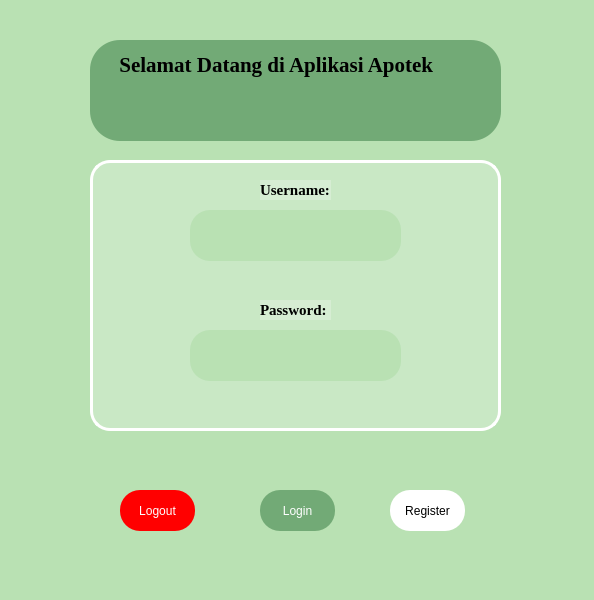
The window that Login.ui (RN-1986/Aplikasi-apotek) describes before a commit, drawn with Qt 5.
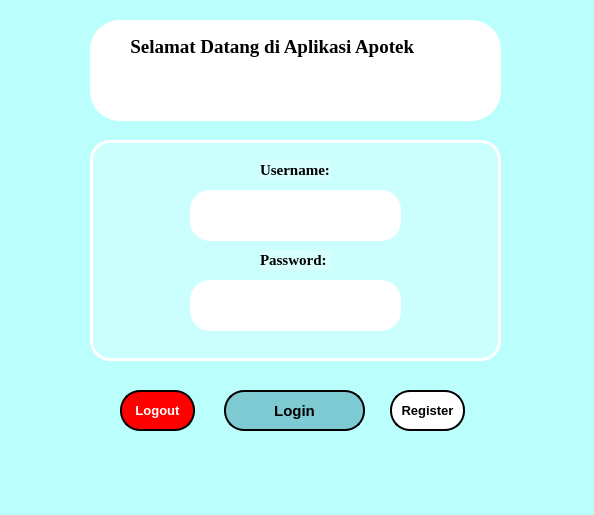
The same window after the commit.

```diff
--- a/Login.ui
+++ b/Login.ui
@@ -7,21 +7,21 @@
     <x>0</x>
     <y>0</y>
     <width>594</width>
-    <height>600</height>
+    <height>515</height>
    </rect>
   </property>
   <property name="windowTitle">
    <string>MainWindow</string>
   </property>
   <property name="styleSheet">
-   <string notr="true">background-color: rgb(185, 225, 179);</string>
+   <string notr="true">background-color: rgb(187, 255, 253);</string>
   </property>
   <widget class="QWidget" name="centralwidget">
    <widget class="QLabel" name="label">
     <property name="geometry">
      <rect>
       <x>90</x>
-      <y>40</y>
+      <y>20</y>
       <width>411</width>
       <height>101</height>
      </rect>
@@ -29,21 +29,22 @@
     <property name="font">
      <font>
       <family>Times New Roman</family>
-      <pointsize>16</pointsize>
+      <pointsize>14</pointsize>
       <bold>true</bold>
      </font>
     </property>
     <property name="styleSheet">
      <string notr="true">border-radius: 30px;
-background-color: rgb(114, 170, 118);
+background-color: rgb(255, 255, 255);
 color: rgb(0, 0, 0);
 width: 200px;
 height: 50px;
 text-align: center;      
-line-height: 50px;  </string>
+line-height: 50px;  
+border: 3px solid white;   </string>
     </property>
     <property name="text">
-     <string>💊Selamat Datang di Aplikasi Apotek💊</string>
+     <string>  💊Selamat Datang di Aplikasi Apotek💊</string>
     </property>
     <property name="alignment">
      <set>Qt::AlignLeading|Qt::AlignLeft|Qt::AlignTop</set>
@@ -59,9 +60,9 @@
     <property name="geometry">
      <rect>
       <x>90</x>
-      <y>160</y>
+      <y>140</y>
       <width>411</width>
-      <height>271</height>
+      <height>221</height>
      </rect>
     </property>
     <property name="styleSheet">
@@ -76,16 +77,25 @@
    <widget class="QPushButton" name="pushButton">
     <property name="geometry">
      <rect>
-      <x>260</x>
-      <y>490</y>
-      <width>75</width>
+      <x>224</x>
+      <y>390</y>
+      <width>141</width>
       <height>41</height>
      </rect>
     </property>
+    <property name="font">
+     <font>
+      <pointsize>11</pointsize>
+      <bold>true</bold>
+     </font>
+    </property>
     <property name="styleSheet">
-     <string notr="true">background-color: rgb(114, 170, 118);
-color: rgb(255, 255, 255);
-border-radius: 20px;</string>
+     <string notr="true">background-color: rgb(125, 202, 211);
+border-radius: 20px;
+border-width: 2px;            
+border-style: solid;       
+border-color: rgb(0, 0, 0);
+</string>
     </property>
     <property name="text">
      <string>Login</string>
@@ -95,14 +105,23 @@
     <property name="geometry">
      <rect>
       <x>390</x>
-      <y>490</y>
+      <y>390</y>
       <width>75</width>
       <height>41</height>
      </rect>
     </property>
+    <property name="font">
+     <font>
+      <pointsize>10</pointsize>
+      <bold>true</bold>
+     </font>
+    </property>
     <property name="styleSheet">
      <string notr="true">background-color: rgb(255, 255, 255);
-border-radius: 20px;</string>
+border-radius: 20px;
+border-width: 2px;            
+border-style: solid;       
+border-color: rgb(0, 0, 0);</string>
     </property>
     <property name="text">
      <string>Register</string>
@@ -112,15 +131,24 @@
     <property name="geometry">
      <rect>
       <x>120</x>
-      <y>490</y>
+      <y>390</y>
       <width>75</width>
       <height>41</height>
      </rect>
     </property>
+    <property name="font">
+     <font>
+      <pointsize>10</pointsize>
+      <bold>true</bold>
+     </font>
+    </property>
     <property name="styleSheet">
      <string notr="true">background-color: rgb(255, 0, 0);
 color: rgb(255, 255, 255);
-border-radius: 20px;</string>
+border-radius: 20px;
+border-width: 2px;            
+border-style: solid;       
+border-color: rgb(0, 0, 0);</string>
     </property>
     <property name="text">
      <string>Logout</string>
@@ -130,7 +158,7 @@
     <property name="geometry">
      <rect>
       <x>190</x>
-      <y>210</y>
+      <y>190</y>
       <width>211</width>
       <height>51</height>
      </rect>
@@ -143,7 +171,8 @@
      </font>
     </property>
     <property name="styleSheet">
-     <string notr="true">border-radius: 20px;</string>
+     <string notr="true">border-radius: 20px;
+background-color: rgb(255, 255, 255);</string>
     </property>
     <property name="text">
      <string/>
@@ -153,7 +182,7 @@
     <property name="geometry">
      <rect>
       <x>190</x>
-      <y>330</y>
+      <y>280</y>
       <width>211</width>
       <height>51</height>
      </rect>
@@ -166,7 +195,8 @@
      </font>
     </property>
     <property name="styleSheet">
-     <string notr="true">border-radius: 20px;</string>
+     <string notr="true">border-radius: 20px;
+background-color: rgb(255, 255, 255);</string>
     </property>
     <property name="text">
      <string/>
@@ -176,7 +206,7 @@
     <property name="geometry">
      <rect>
       <x>260</x>
-      <y>180</y>
+      <y>160</y>
       <width>71</width>
       <height>20</height>
      </rect>
@@ -200,7 +230,7 @@
     <property name="geometry">
      <rect>
       <x>260</x>
-      <y>300</y>
+      <y>250</y>
       <width>71</width>
       <height>20</height>
      </rect>
```
Left out of the diff: 4 changed lines with no effect on the pictures.
